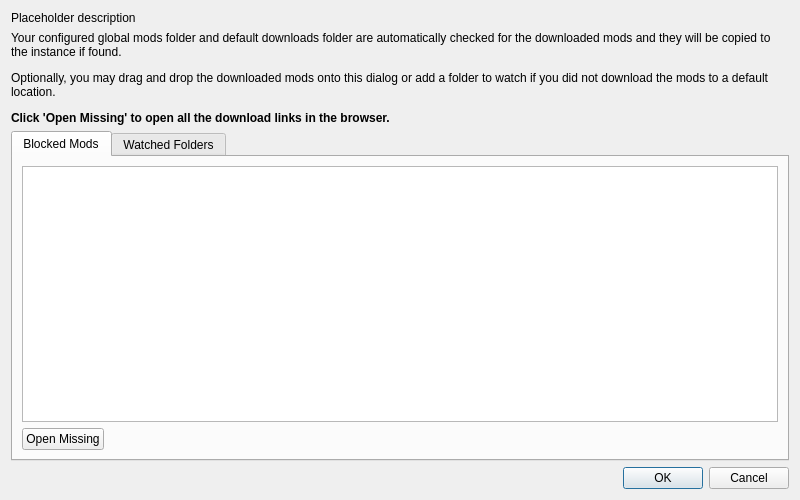
First picture: the form in launcher/ui/dialogs/BlockedModsDialog.ui, repository PrismLauncher/PrismLauncher, before the edit.
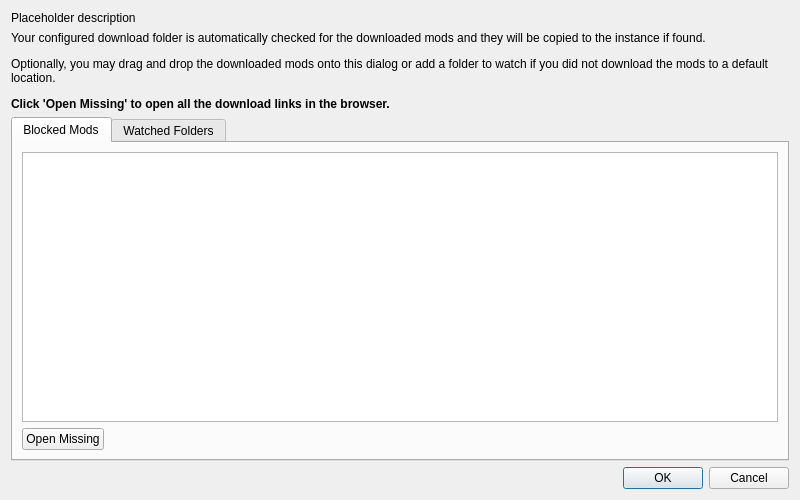
Second picture: the form after the edit.

```diff
--- a/launcher/ui/dialogs/BlockedModsDialog.ui
+++ b/launcher/ui/dialogs/BlockedModsDialog.ui
@@ -42,7 +42,7 @@
    <item>
     <widget class="QLabel" name="labelExplain">
      <property name="text">
-      <string>&lt;html&gt;&lt;head/&gt;&lt;body&gt;&lt;p&gt;Your configured global mods folder and default downloads folder are automatically checked for the downloaded mods and they will be copied to the instance if found.&lt;/p&gt;&lt;p&gt;Optionally, you may drag and drop the downloaded mods onto this dialog or add a folder to watch if you did not download the mods to a default location.&lt;/p&gt;&lt;p&gt;&lt;span style=&quot; font-weight:600;&quot;&gt;Click 'Open Missing' to open all the download links in the browser. &lt;/span&gt;&lt;/p&gt;&lt;/body&gt;&lt;/html&gt;</string>
+      <string>&lt;html&gt;&lt;head/&gt;&lt;body&gt;&lt;p&gt;Your configured download folder is automatically checked for the downloaded mods and they will be copied to the instance if found.&lt;/p&gt;&lt;p&gt;Optionally, you may drag and drop the downloaded mods onto this dialog or add a folder to watch if you did not download the mods to a default location.&lt;/p&gt;&lt;p&gt;&lt;span style=&quot; font-weight:600;&quot;&gt;Click 'Open Missing' to open all the download links in the browser. &lt;/span&gt;&lt;/p&gt;&lt;/body&gt;&lt;/html&gt;</string>
      </property>
      <property name="wordWrap">
       <bool>true</bool>
```
